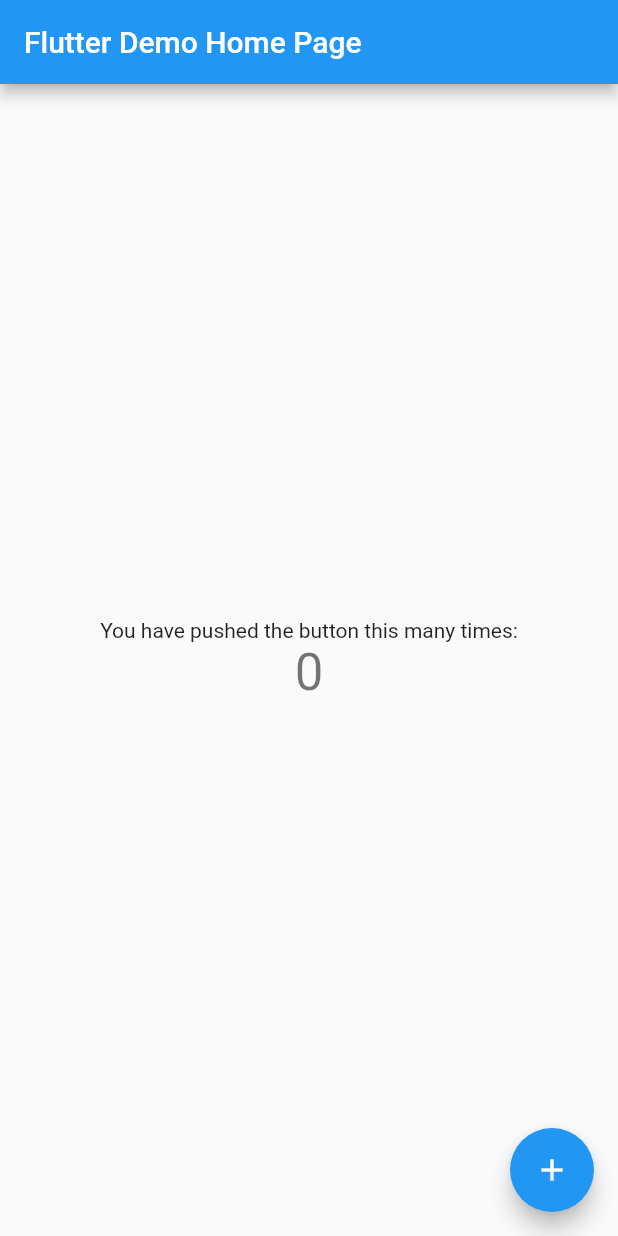
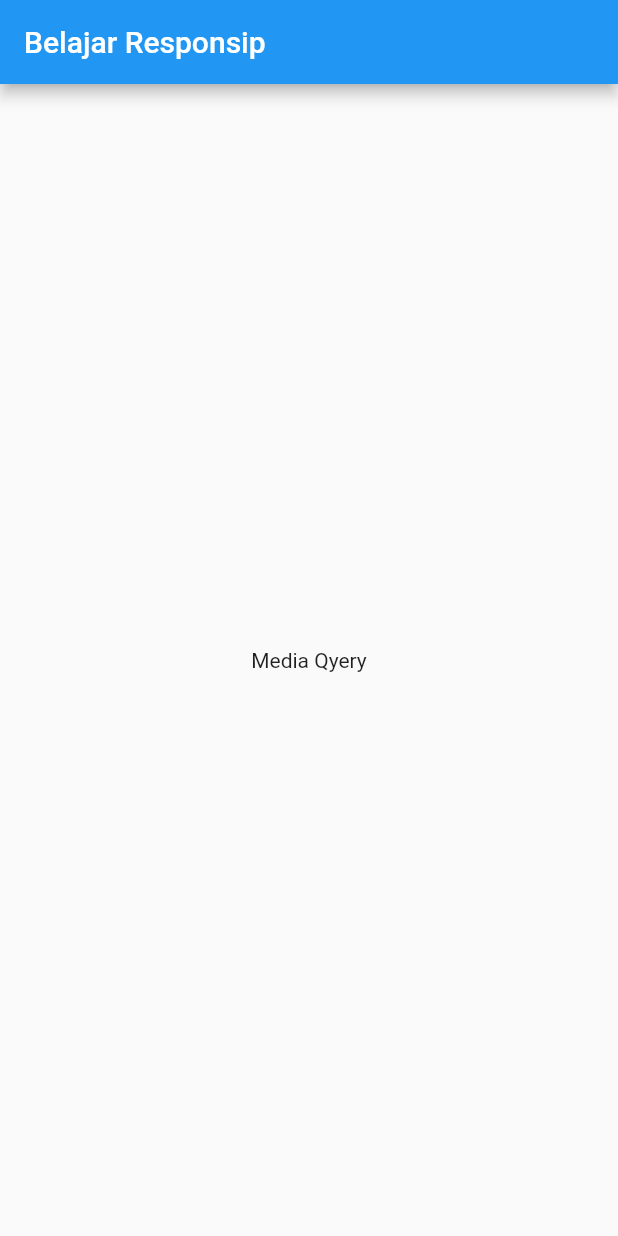
Before and after one commit to Adiaksa31/tugas_Responsive, a Flutter app: the screen it shows after launch, on a phone screen of 412 x 824 dp. Run offline on Flutter 3.47's test engine with Material 2 defaults, Android fonts, the light colour scheme and no system bars.

Commit message:
menambah function agar apk tidak bisa di rotate

```diff
--- a/lib/main.dart
+++ b/lib/main.dart
@@ -1,29 +1,23 @@
 import 'package:flutter/material.dart';
+import 'package:flutter/services.dart';
 
 void main() {
+  //function agar tidak bisa di rotate
+  WidgetsFlutterBinding.ensureInitialized();
+  SystemChrome.setPreferredOrientations([
+    DeviceOrientation.portraitUp,
+  ]);
   runApp(const MyApp());
 }
 
 class MyApp extends StatelessWidget {
   const MyApp({Key? key}) : super(key: key);
 
-  // This widget is the root of your application.
   @override
   Widget build(BuildContext context) {
     return MaterialApp(
       title: 'Flutter Demo',
-      theme: ThemeData(
-        // This is the theme of your application.
-        //
-        // Try running your application with "flutter run". You'll see the
-        // application has a blue toolbar. Then, without quitting the app, try
-        // changing the primarySwatch below to Colors.green and then invoke
-        // "hot reload" (press "r" in the console where you ran "flutter run",
-        // or simply save your changes to "hot reload" in a Flutter IDE).
-        // Notice that the counter didn't reset back to zero; the application
-        // is not restarted.
-        primarySwatch: Colors.blue,
-      ),
+      debugShowCheckedModeBanner: false,
       home: const MyHomePage(title: 'Flutter Demo Home Page'),
     );
   }
@@ -32,15 +26,6 @@
 class MyHomePage extends StatefulWidget {
   const MyHomePage({Key? key, required this.title}) : super(key: key);
 
-  // This widget is the home page of your application. It is stateful, meaning
-  // that it has a State object (defined below) that contains fields that affect
-  // how it looks.
-
-  // This class is the configuration for the state. It holds the values (in this
-  // case the title) provided by the parent (in this case the App widget) and
-  // used by the build method of the State. Fields in a Widget subclass are
-  // always marked "final".
-
   final String title;
 
   @override
@@ -48,68 +33,13 @@
 }
 
 class _MyHomePageState extends State<MyHomePage> {
-  int _counter = 0;
-
-  void _incrementCounter() {
-    setState(() {
-      // This call to setState tells the Flutter framework that something has
-      // changed in this State, which causes it to rerun the build method below
-      // so that the display can reflect the updated values. If we changed
-      // _counter without calling setState(), then the build method would not be
-      // called again, and so nothing would appear to happen.
-      _counter++;
-    });
-  }
-
   @override
   Widget build(BuildContext context) {
-    // This method is rerun every time setState is called, for instance as done
-    // by the _incrementCounter method above.
-    //
-    // The Flutter framework has been optimized to make rerunning build methods
-    // fast, so that you can just rebuild anything that needs updating rather
-    // than having to individually change instances of widgets.
     return Scaffold(
       appBar: AppBar(
-        // Here we take the value from the MyHomePage object that was created by
-        // the App.build method, and use it to set our appbar title.
-        title: Text(widget.title),
+        title: Text("Belajar Responsip"),
       ),
-      body: Center(
-        // Center is a layout widget. It takes a single child and positions it
-        // in the middle of the parent.
-        child: Column(
-          // Column is also a layout widget. It takes a list of children and
-          // arranges them vertically. By default, it sizes itself to fit its
-          // children horizontally, and tries to be as tall as its parent.
-          //
-          // Invoke "debug painting" (press "p" in the console, choose the
-          // "Toggle Debug Paint" action from the Flutter Inspector in Android
-          // Studio, or the "Toggle Debug Paint" command in Visual Studio Code)
-          // to see the wireframe for each widget.
-          //
-          // Column has various properties to control how it sizes itself and
-          // how it positions its children. Here we use mainAxisAlignment to
-          // center the children vertically; the main axis here is the vertical
-          // axis because Columns are vertical (the cross axis would be
-          // horizontal).
-          mainAxisAlignment: MainAxisAlignment.center,
-          children: <Widget>[
-            const Text(
-              'You have pushed the button this many times:',
-            ),
-            Text(
-              '$_counter',
-              style: Theme.of(context).textTheme.headline4,
-            ),
-          ],
-        ),
-      ),
-      floatingActionButton: FloatingActionButton(
-        onPressed: _incrementCounter,
-        tooltip: 'Increment',
-        child: const Icon(Icons.add),
-      ), // This trailing comma makes auto-formatting nicer for build methods.
+      body: Center(child: Text("Media Qyery")),
     );
   }
 }
```
